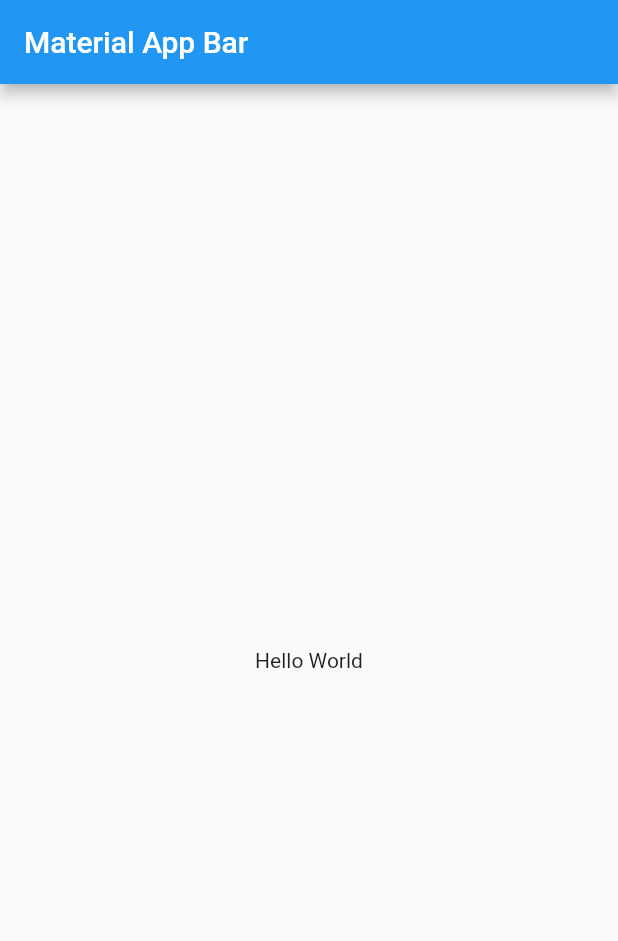
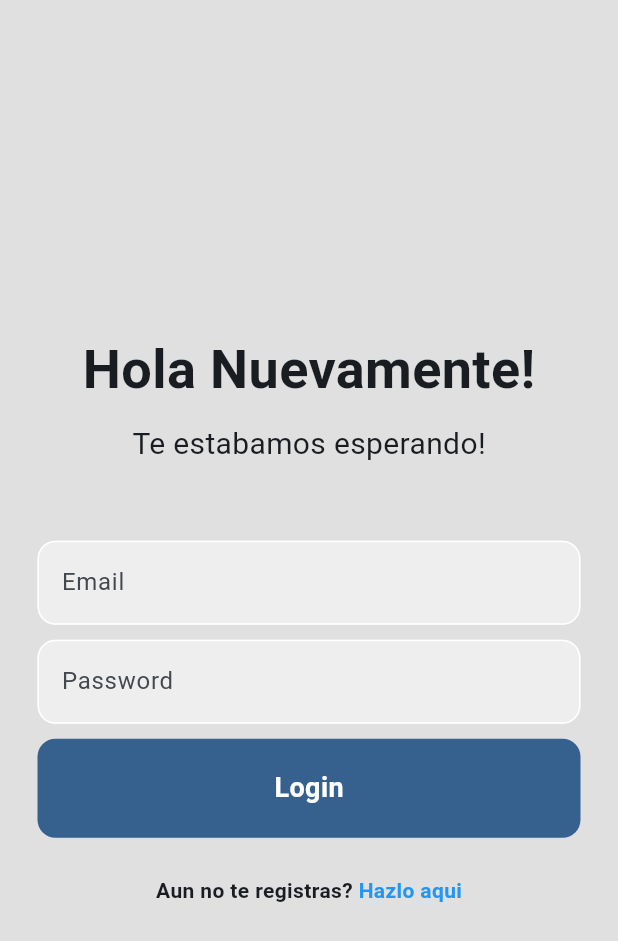
Before and after one commit to hernanprovoste/shared_car, a Flutter app: the screen it shows after launch, on a phone screen of 412 x 824 dp. Shown: the top 941 px of the screen. Run offline on Flutter 3.47's test engine with Material 2 defaults, Android fonts, the phone set to English and light mode, and no system bars; our stand-ins replace firebase_auth, firebase_core, go_router; accounts and stored records are empty; generated files the repository leaves out were written again.

Commit message:
Add Firebase auth with email and password

```diff
--- /dev/null
+++ b/lib/config/router/app_router.dart
@@ -0,0 +1,17 @@
+import 'package:go_router/go_router.dart';
+import 'package:shared_car/presentation/screens/screens.dart';
+
+final appRouter = GoRouter(initialLocation: '/main', routes: [
+  GoRoute(
+      path: '/',
+      name: HomeScreen.name,
+      builder: (context, state) => const HomeScreen()),
+  GoRoute(
+      path: '/auth',
+      name: AuthScreen.name,
+      builder: (context, state) => const AuthScreen()),
+  GoRoute(
+      path: '/main',
+      name: MainScreen.name,
+      builder: (context, state) => const MainScreen()),
+]);
--- /dev/null
+++ b/lib/config/theme/app_theme.dart
@@ -0,0 +1,22 @@
+import 'package:flutter/material.dart';
+
+const colorList = <Color>[
+  Colors.blue,
+  Colors.pink,
+  Colors.red,
+  Colors.greenAccent,
+];
+
+class AppTheme {
+  final int selectedColor;
+
+  AppTheme({this.selectedColor = 0})
+      : assert(selectedColor >= 0, 'Selected color must be grater then 0'),
+        assert(selectedColor < colorList.length,
+        'Selected color must be less or equal than ${colorList.length}');
+
+  ThemeData getTheme() => ThemeData(
+      useMaterial3: true,
+      colorSchemeSeed: colorList[selectedColor],
+      appBarTheme: const AppBarTheme(centerTitle: false));
+}
--- a/lib/main.dart
+++ b/lib/main.dart
@@ -1,22 +1,28 @@
 import 'package:flutter/material.dart';
+import 'package:firebase_core/firebase_core.dart';
+import 'firebase_options.dart';
 
-void main() => runApp(MyApp());
+import 'package:shared_car/config/theme/app_theme.dart';
+
+import 'config/router/app_router.dart';
+
+Future<void> main() async {
+  WidgetsFlutterBinding.ensureInitialized();
+
+  await Firebase.initializeApp(
+    options: DefaultFirebaseOptions.currentPlatform,
+  );
+
+  runApp(MyApp());
+}
 
 class MyApp extends StatelessWidget {
   @override
   Widget build(BuildContext context) {
-    return MaterialApp(
-      title: 'Material App',
-      home: Scaffold(
-        appBar: AppBar(
-          title: Text('Material App Bar'),
-        ),
-        body: Center(
-          child: Container(
-            child: Text('Hello World'),
-          ),
-        ),
-      ),
-    );
+    return MaterialApp.router(
+        title: 'Flutter Widgets',
+        routerConfig: appRouter,
+        debugShowCheckedModeBanner: false,
+        theme: AppTheme(selectedColor: 0).getTheme());
   }
 }
--- /dev/null
+++ b/lib/presentation/screens/main/main_screen.dart
@@ -0,0 +1,22 @@
+import 'package:firebase_auth/firebase_auth.dart';
+import 'package:flutter/material.dart';
+import 'package:shared_car/presentation/screens/screens.dart';
+
+class MainScreen extends StatelessWidget {
+  static const String name = 'main_screen';
+  const MainScreen({super.key});
+
+  @override
+  Widget build(BuildContext context) {
+    return Scaffold(
+      body: StreamBuilder<User?>(stream: FirebaseAuth.instance.authStateChanges(),
+      builder: (context, snapshot) {
+        if(snapshot.hasData) {
+          return const HomeScreen();
+        } else {
+          return const SignInScreen();
+        }
+      },),
+    );
+  }
+}
--- /dev/null
+++ b/lib/presentation/screens/screens.dart
@@ -0,0 +1,4 @@
+export 'package:shared_car/presentation/screens/home/home_screen.dart';
+export 'package:shared_car/presentation/screens/auth/auth_screen.dart';
+export 'package:shared_car/presentation/screens/sign_in/sign_in_screen.dart';
+export 'package:shared_car/presentation/screens/main/main_screen.dart';
--- /dev/null
+++ b/lib/presentation/screens/sign_in/sign_in_screen.dart
@@ -0,0 +1,152 @@
+import 'package:firebase_auth/firebase_auth.dart';
+import 'package:flutter/material.dart';
+
+class SignInScreen extends StatefulWidget {
+  const SignInScreen({super.key});
+
+  @override
+  State<SignInScreen> createState() => _SignInScreenState();
+}
+
+class _SignInScreenState extends State<SignInScreen> {
+
+  final _emailController = TextEditingController();
+  final _passwordController = TextEditingController();
+
+  Future signIn() async {
+    await FirebaseAuth.instance.signInWithEmailAndPassword(email: _emailController.text.trim(), password: _passwordController.text.trim());
+  }
+
+  @override
+  void dispose() {
+    _emailController.dispose();
+    _passwordController.dispose();
+    super.dispose();
+  }
+
+
+  @override
+  Widget build(BuildContext context) {
+    final colorTheme = Theme.of(context).colorScheme;
+
+    return Scaffold(
+        backgroundColor: Colors.grey[300],
+        body: SafeArea(
+          child: Center(
+            child: SingleChildScrollView(
+              child: Column(
+                mainAxisAlignment: MainAxisAlignment.center,
+                children: [
+                  //   Bienvenido nuevamente text
+                  const Text(
+                    'Hola Nuevamente!',
+                    style: TextStyle(fontWeight: FontWeight.bold, fontSize: 36),
+                  ),
+                  const SizedBox(
+                    height: 10,
+                  ),
+                  const Text(
+                    'Te estabamos esperando!',
+                    style: TextStyle(fontSize: 20),
+                  ),
+                  const SizedBox(
+                    height: 50,
+                  ),
+
+                  //   Email Textfield
+                  Padding(
+                    padding: const EdgeInsets.symmetric(horizontal: 25),
+                    child: TextField(
+                      controller: _emailController,
+                      decoration: InputDecoration(
+                        enabledBorder: OutlineInputBorder(
+                          borderSide: BorderSide(color: Colors.white),
+                          borderRadius: BorderRadius.circular(12)
+                        ),
+                        focusedBorder: OutlineInputBorder(
+                          borderSide: BorderSide(color: colorTheme.primary),
+                          borderRadius: BorderRadius.circular(12),
+                        ),
+                        hintText: 'Email',
+                        fillColor: Colors.grey[200],
+                        filled: true,
+                      ),
+                    )
+                  ),
+                  const SizedBox(
+                    height: 10,
+                  ),
+
+                  //   Password Textfield
+                  Padding(
+                      padding: const EdgeInsets.symmetric(horizontal: 25),
+                      child: TextField(
+                        controller: _passwordController,
+                        obscureText: true,
+                        decoration: InputDecoration(
+                          enabledBorder: OutlineInputBorder(
+                              borderSide: BorderSide(color: Colors.white),
+                              borderRadius: BorderRadius.circular(12)
+                          ),
+                          focusedBorder: OutlineInputBorder(
+                            borderSide: BorderSide(color: colorTheme.primary),
+                            borderRadius: BorderRadius.circular(12),
+                          ),
+                          hintText: 'Password',
+                          fillColor: Colors.grey[200],
+                          filled: true,
+                        ),
+                      )
+                  ),
+
+                  const SizedBox(
+                    height: 10,
+                  ),
+
+                  //   Sign in Button
+                  Padding(
+                    padding: const EdgeInsets.symmetric(horizontal: 25),
+                    child: GestureDetector(
+                      onTap: signIn,
+                      child: Container(
+                          padding: const EdgeInsets.all(20),
+                          decoration: BoxDecoration(
+                              color: colorTheme.primary,
+                              borderRadius: BorderRadius.circular(12)),
+                          child: const Center(
+                            child: Text(
+                              'Login',
+                              style: TextStyle(
+                                  color: Colors.white,
+                                  fontWeight: FontWeight.bold,
+                                  fontSize: 18),
+                            ),
+                          )),
+                    ),
+                  ),
+
+                  const SizedBox(
+                    height: 25,
+                  ),
+
+                  //   Register Button
+                  const Row(
+                    mainAxisAlignment: MainAxisAlignment.center,
+                    children: [
+                      Text('Aun no te registras?',
+                          style: TextStyle(fontWeight: FontWeight.bold)),
+                      Text(
+                        ' Hazlo aqui',
+                        style: TextStyle(
+                            color: Colors.blue, fontWeight: FontWeight.bold),
+                      )
+                    ],
+                  )
+                ],
+              ),
+            ),
+          ),
+        ));
+  }
+
+}
--- a/pubspec.yaml
+++ b/pubspec.yaml
@@ -35,6 +35,11 @@ dependencies:
   # The following adds the Cupertino Icons font to your application.
   # Use with the CupertinoIcons class for iOS style icons.
   cupertino_icons: ^1.0.2
+  go_router: ^10.0.0
+  firebase_core: ^2.15.0
+  firebase_auth: ^4.7.2
+  cloud_firestore: ^4.8.4
+  google_fonts: ^5.1.0
 
 dev_dependencies:
   flutter_test:
```
Also changed, not shown: lib/presentation/screens/auth/auth_screen.dart (added, +18 -0 lines), lib/presentation/screens/home/home_screen.dart (added, +30 -0 lines), lib/services/auth_service.dart (added, +12 -0 lines), pubspec.lock, 4 other files.
